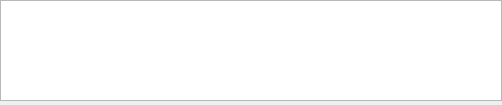
Above: components/projecteditor/lib/tension.ui from artm/WatchThatSound3 before the change. Below: the same form after it.
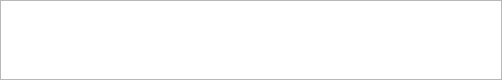
That is the form after the change.

What changed in the file:
```diff
--- a/components/projecteditor/lib/tension.ui
+++ b/components/projecteditor/lib/tension.ui
@@ -7,7 +7,7 @@
     <x>0</x>
     <y>0</y>
     <width>502</width>
-    <height>105</height>
+    <height>80</height>
    </rect>
   </property>
   <property name="windowTitle">
@@ -21,18 +21,19 @@
     <number>0</number>
    </property>
    <item>
-    <widget class="QGraphicsView" name="graphicsView"/>
-   </item>
-   <item>
-    <widget class="QWidget" name="buttons" native="true">
-     <layout class="QHBoxLayout" name="horizontalLayout">
-      <property name="spacing">
-       <number>2</number>
-      </property>
-      <property name="margin">
-       <number>2</number>
-      </property>
-     </layout>
+    <widget class="QGraphicsView" name="graphicsView">
+     <property name="sizePolicy">
+      <sizepolicy hsizetype="Expanding" vsizetype="Minimum">
+       <horstretch>0</horstretch>
+       <verstretch>0</verstretch>
+      </sizepolicy>
+     </property>
+     <property name="minimumSize">
+      <size>
+       <width>0</width>
+       <height>80</height>
+      </size>
+     </property>
     </widget>
    </item>
   </layout>
```
